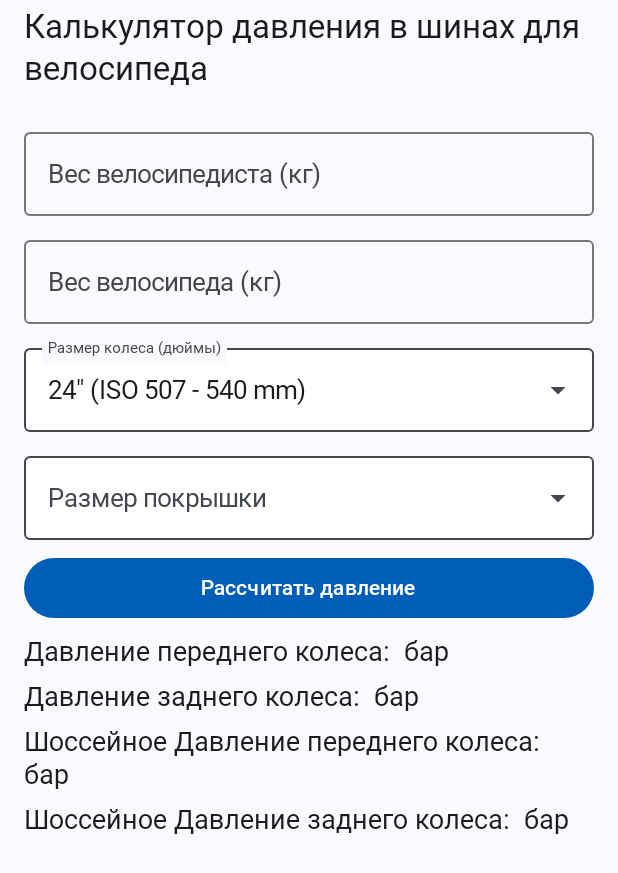
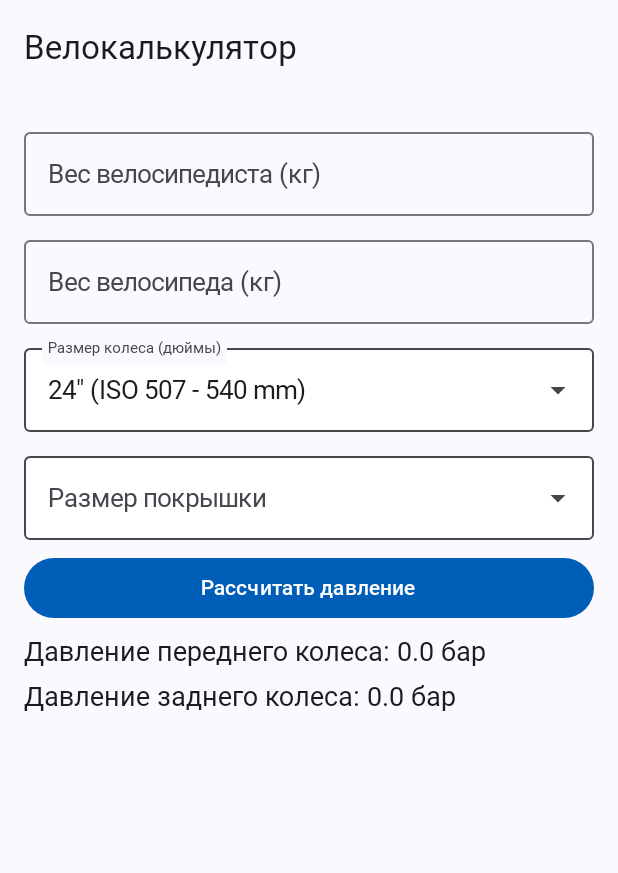
Before and after one commit to filin2hat/BikeCalc, an Android app built with Jetpack Compose: the screen it shows after launch (MainActivity), on a phone screen of 412 x 824 dp. Shown: the top 873 px of the screen. Run offline under Robolectric (Android 15) with nearby library versions, the phone set to English and light mode, and no system bars; our stand-ins replace Dagger/Hilt's generated code.

Commit message:
Исправление подключениея Hilt. Подключение экрана к вьюмодели.

```diff
--- a/app/src/main/AndroidManifest.xml
+++ b/app/src/main/AndroidManifest.xml
@@ -3,7 +3,7 @@
     xmlns:tools="http://schemas.android.com/tools">
 
     <application
-        android:name="dev.filinhat.bikepressurecalc.app.Application"
+        android:name="dev.filinhat.bikepressurecalc.App"
         android:allowBackup="true"
         android:dataExtractionRules="@xml/data_extraction_rules"
         android:fullBackupContent="@xml/backup_rules"
--- a/app/src/main/kotlin/dev/filinhat/bikepressurecalc/app/Application.kt
+++ b/app/src/main/kotlin/dev/filinhat/bikepressurecalc/App.kt
@@ -1,7 +1,7 @@
-package dev.filinhat.bikepressurecalc.app
+package dev.filinhat.bikepressurecalc
 
 import android.app.Application
 import dagger.hilt.android.HiltAndroidApp
 
 @HiltAndroidApp
-class Application : Application()
+class App : Application()
--- a/app/src/main/kotlin/dev/filinhat/bikepressurecalc/data/repository/PressureCalcRepositoryImpl.kt
+++ b/app/src/main/kotlin/dev/filinhat/bikepressurecalc/data/repository/PressureCalcRepositoryImpl.kt
@@ -2,16 +2,19 @@ package dev.filinhat.bikepressurecalc.data.repository
 
 import dev.filinhat.bikepressurecalc.common.enums.TireSize
 import dev.filinhat.bikepressurecalc.common.enums.WheelSize
+import kotlinx.coroutines.delay
 import kotlinx.coroutines.flow.Flow
 import kotlinx.coroutines.flow.flow
+import javax.inject.Inject
 
-class PressureCalcRepositoryImpl : PressureCalcRepository {
+class PressureCalcRepositoryImpl @Inject constructor() : PressureCalcRepository {
     override fun calcPressure(
         riderWeight: Double,
         bikeWeight: Double,
         wheelSize: WheelSize,
         tireSize: TireSize
     ): Flow<Pair<Double, Double>> = flow {
+        delay(500)
         val (frontPressure, rearPressure) =
             when (wheelSize) {
                 WheelSize.Inches28 -> {
--- a/app/src/main/kotlin/dev/filinhat/bikepressurecalc/presentation/MainActivity.kt
+++ b/app/src/main/kotlin/dev/filinhat/bikepressurecalc/presentation/MainActivity.kt
@@ -3,7 +3,6 @@ package dev.filinhat.bikepressurecalc.presentation
 import android.os.Bundle
 import androidx.activity.ComponentActivity
 import androidx.activity.compose.setContent
-import androidx.activity.enableEdgeToEdge
 import androidx.compose.foundation.layout.fillMaxSize
 import androidx.compose.foundation.layout.padding
 import androidx.compose.material3.ExperimentalMaterial3Api
@@ -21,7 +20,6 @@ class MainActivity : ComponentActivity() {
     @OptIn(ExperimentalMaterial3Api::class)
     override fun onCreate(savedInstanceState: Bundle?) {
         super.onCreate(savedInstanceState)
-        enableEdgeToEdge()
         setContent {
             ApplicationTheme {
                 Scaffold(
@@ -29,8 +27,8 @@ class MainActivity : ComponentActivity() {
                         TopAppBar(
                             title = {
                                 Text(
-                                    text = "Калькулятор давления в шинах для велосипеда",
-                                    maxLines = 2,
+                                    text = "Велокалькулятор",
+                                    maxLines = 1,
                                     overflow = TextOverflow.Ellipsis,
                                 )
                             },
--- a/app/src/main/kotlin/dev/filinhat/bikepressurecalc/presentation/screen/PressureCalculatorScreen.kt
+++ b/app/src/main/kotlin/dev/filinhat/bikepressurecalc/presentation/screen/PressureCalculatorScreen.kt
@@ -1,11 +1,15 @@
 package dev.filinhat.bikepressurecalc.presentation.screen
 
+import android.widget.Toast
 import androidx.compose.foundation.layout.Arrangement
+import androidx.compose.foundation.layout.Box
 import androidx.compose.foundation.layout.Column
+import androidx.compose.foundation.layout.fillMaxSize
 import androidx.compose.foundation.layout.fillMaxWidth
 import androidx.compose.foundation.layout.padding
 import androidx.compose.foundation.text.KeyboardOptions
 import androidx.compose.material3.Button
+import androidx.compose.material3.CircularProgressIndicator
 import androidx.compose.material3.OutlinedTextField
 import androidx.compose.material3.Text
 import androidx.compose.runtime.Composable
@@ -13,12 +17,16 @@ import androidx.compose.runtime.getValue
 import androidx.compose.runtime.mutableStateOf
 import androidx.compose.runtime.remember
 import androidx.compose.runtime.setValue
+import androidx.compose.ui.Alignment
 import androidx.compose.ui.Modifier
+import androidx.compose.ui.platform.LocalContext
 import androidx.compose.ui.text.input.KeyboardType
 import androidx.compose.ui.text.input.TextFieldValue
 import androidx.compose.ui.tooling.preview.Preview
 import androidx.compose.ui.unit.dp
 import androidx.compose.ui.unit.sp
+import androidx.hilt.navigation.compose.hiltViewModel
+import androidx.lifecycle.compose.collectAsStateWithLifecycle
 import dev.filinhat.bikepressurecalc.common.enums.TireSize
 import dev.filinhat.bikepressurecalc.common.enums.TireSize24Inches
 import dev.filinhat.bikepressurecalc.common.enums.TireSize26Inches
@@ -31,19 +39,62 @@ import dev.filinhat.bikepressurecalc.presentation.ui.theme.ApplicationTheme
 import kotlinx.collections.immutable.toPersistentList
 
 @Composable
-fun PressureCalculatorScreen(modifier: Modifier) {
+internal fun PressureCalculatorScreen(
+    viewModel: PressureCalculatorViewModel = hiltViewModel(),
+    modifier:Modifier
+) {
+    val uiState by viewModel.uiState.collectAsStateWithLifecycle()
+
+    PressureCalculatorScreen(
+        uiState = uiState,
+        modifier = modifier,
+        onCalcPressure = { bikeWeight, riderWeight, wheelSize, tireSize ->
+            viewModel.perform(
+                PressureCalculatorViewModel.UiEvent.CalcPressure(
+                    bikeWeight,
+                    riderWeight,
+                    wheelSize,
+                    tireSize
+                )
+            )
+        }
+    )
+}
+
+@Composable
+private fun PressureCalculatorScreen(
+    uiState: PressureCalculatorViewModel.UiState,
+    modifier: Modifier,
+    onCalcPressure: (
+        bikeWeight: Double,
+        riderWeight: Double,
+        wheelSize: WheelSize,
+        tireSize: TireSize
+    ) -> Unit = { _, _, _, _ -> }
+) {
+    val context = LocalContext.current
     var riderWeight by remember { mutableStateOf(TextFieldValue("")) }
     var bikeWeight by remember { mutableStateOf(TextFieldValue("")) }
     var wheelSize by remember { mutableStateOf(WheelSize.entries.first()) }
     var tireSize: TireSize? by remember { mutableStateOf(null) }
-    var pressureFront by remember { mutableStateOf("") }
-    var pressureRear by remember { mutableStateOf("") }
-    var pressureFrontRoad by remember { mutableStateOf("") }
-    var pressureRearRoad by remember { mutableStateOf("") }
 
+    when (uiState) {
+        PressureCalculatorViewModel.UiState.Loading -> {
+            Box(
+                contentAlignment = Alignment.Center,
+                modifier = modifier.fillMaxSize()
+            ) {
+                CircularProgressIndicator()
+            }
+        }
+
+        is PressureCalculatorViewModel.UiState.Error -> {
+            Toast.makeText(context, uiState.message, Toast.LENGTH_SHORT).show()
+        }
+
+        is PressureCalculatorViewModel.UiState.Success -> {
             Column(
-        modifier =
-        modifier
+                modifier = modifier
                     .padding(16.dp)
                     .fillMaxWidth(),
                 verticalArrangement = Arrangement.spacedBy(8.dp)
@@ -94,20 +145,28 @@ fun PressureCalculatorScreen(modifier: Modifier) {
 
                 Button(
                     onClick = {
-//                pressureFront = String.format("%.1f", pressureFrontValue)
-//                pressureRear = String.format("%.1f", pressureRearValue)
-//                pressureFrontRoad = String.format("%.2f", pressureFrontRoadValue)
-//                pressureRearRoad = String.format("%.2f", pressureRearRoadValue)
+                        onCalcPressure(
+                            bikeWeight.text.toDouble(),
+                            riderWeight.text.toDouble(),
+                            wheelSize,
+                            tireSize ?: return@Button
+                        )
                     },
                     modifier = Modifier.fillMaxWidth()
                 ) {
                     Text("Рассчитать давление")
                 }
 
-        Text(text = "Давление переднего колеса: $pressureFront бар", fontSize = 18.sp)
-        Text(text = "Давление заднего колеса: $pressureRear бар", fontSize = 18.sp)
-        Text(text = "Шоссейное Давление переднего колеса: $pressureFrontRoad бар", fontSize = 18.sp)
-        Text(text = "Шоссейное Давление заднего колеса: $pressureRearRoad бар", fontSize = 18.sp)
+                Text(
+                    text = "Давление переднего колеса: ${uiState.result.first} бар",
+                    fontSize = 18.sp
+                )
+                Text(
+                    text = "Давление заднего колеса: ${uiState.result.second} бар",
+                    fontSize = 18.sp
+                )
+            }
+        }
     }
 }
 
--- a/build.gradle.kts
+++ b/build.gradle.kts
@@ -2,4 +2,6 @@
 plugins {
     alias(libs.plugins.android.application) apply false
     alias(libs.plugins.jetbrains.kotlin.android) apply false
+    alias(libs.plugins.dagger.hilt) apply false
+    alias(libs.plugins.kotlin.kapt) apply false
 }
--- a/gradle/libs.versions.toml
+++ b/gradle/libs.versions.toml
@@ -10,6 +10,8 @@ lifecycleRuntimeKtx = "2.8.3"
 activityCompose = "1.9.0"
 composeBom = "2024.06.00"
 daggerHilt = "2.51.1"
+hiltCompose = "1.2.0"
+lifecycleRuntimeComposeAndroid = "2.8.3"
 
 
 
@@ -27,9 +29,11 @@ androidx-ui-graphics = { group = "androidx.compose.ui", name = "ui-graphics" }
 androidx-ui-tooling = { group = "androidx.compose.ui", name = "ui-tooling" }
 androidx-ui-tooling-preview = { group = "androidx.compose.ui", name = "ui-tooling-preview" }
 androidx-ui-test-manifest = { group = "androidx.compose.ui", name = "ui-test-manifest" }
+androidx-lifecycle-runtime-compose-android = { group = "androidx.lifecycle", name = "lifecycle-runtime-compose-android", version.ref = "lifecycleRuntimeComposeAndroid" }
 
 dagger-hilt = { group = "com.google.dagger", name = "hilt-android", version.ref = "daggerHilt" }
 dagger-hilt-compiller = { group = "com.google.dagger", name = "hilt-compiler", version.ref = "daggerHilt" }
+hilt-navigation-compose = { group = "androidx.hilt", name = "hilt-navigation-compose", version.ref = "hiltCompose" }
 
 junit = { group = "junit", name = "junit", version.ref = "junit" }
 androidx-junit = { group = "androidx.test.ext", name = "junit", version.ref = "junitVersion" }
@@ -41,3 +45,5 @@ androidx-ui-test-junit4 = { group = "androidx.compose.ui", name = "ui-test-junit
 [plugins]
 android-application = { id = "com.android.application", version.ref = "agp" }
 jetbrains-kotlin-android = { id = "org.jetbrains.kotlin.android", version.ref = "kotlin" }
+dagger-hilt = { id = "com.google.dagger.hilt.android", version.ref = "daggerHilt" }
+kotlin-kapt = { id = "org.jetbrains.kotlin.kapt", version.ref = "kotlin" }
```
Also changed, not shown: app/build.gradle.kts (+7 -1 lines), app/src/main/kotlin/dev/filinhat/bikepressurecalc/presentation/screen/PressureCalculatorViewModel.kt (+8 -8 lines). Lines whose indentation alone changed are shown as unchanged.
